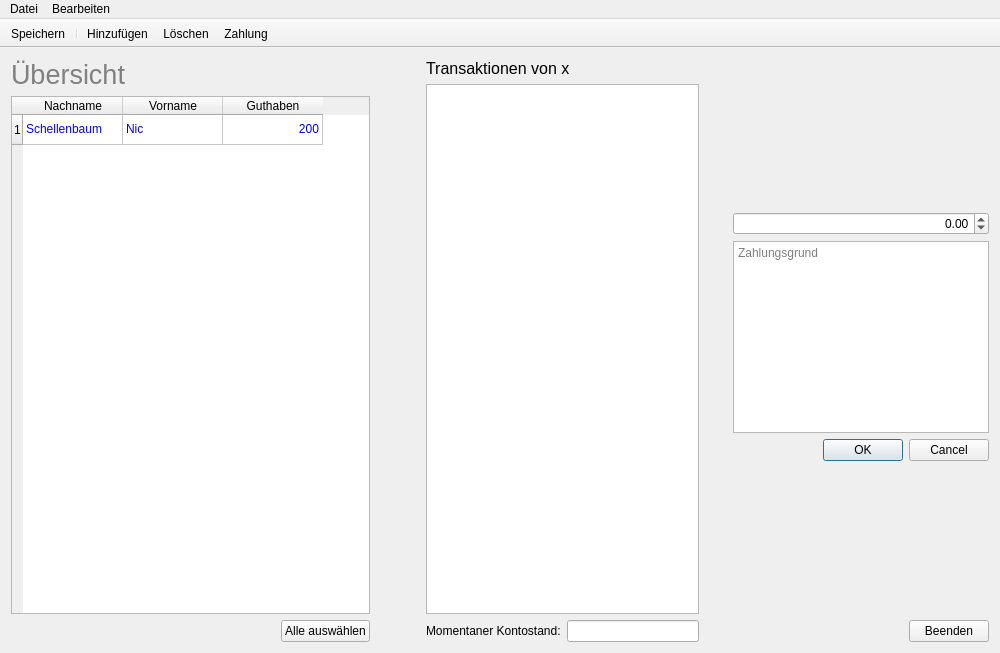
Qt form mainwindow.ui (Snickers03/KlassenkassenManager) before a commit.
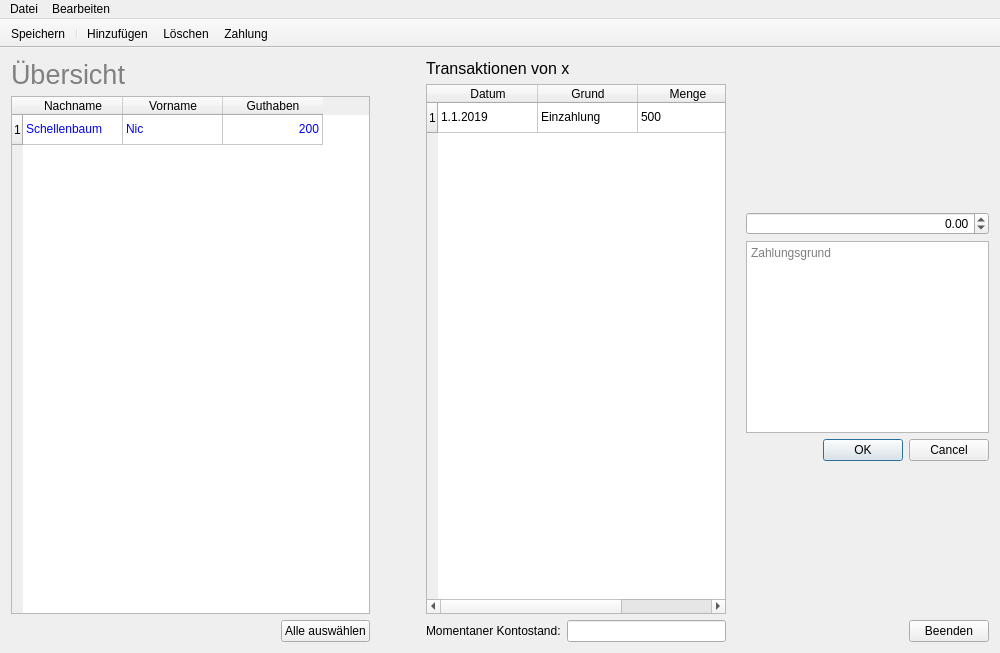
The same form after that commit. Icons and pictures are not drawn.

Commit message: transaction overview

Patch:
```diff
--- a/mainwindow.ui
+++ b/mainwindow.ui
@@ -183,13 +183,48 @@
        </widget>
       </item>
       <item>
-       <widget class="QTableView" name="transactionTableView">
+       <widget class="QTableWidget" name="payTable">
         <property name="minimumSize">
          <size>
-          <width>200</width>
+          <width>300</width>
           <height>0</height>
          </size>
         </property>
+        <row>
+         <property name="text">
+          <string>1</string>
+         </property>
+        </row>
+        <column>
+         <property name="text">
+          <string>Datum</string>
+         </property>
+        </column>
+        <column>
+         <property name="text">
+          <string>Grund</string>
+         </property>
+        </column>
+        <column>
+         <property name="text">
+          <string>Menge</string>
+         </property>
+        </column>
+        <item row="0" column="0">
+         <property name="text">
+          <string>1.1.2019</string>
+         </property>
+        </item>
+        <item row="0" column="1">
+         <property name="text">
+          <string>Einzahlung</string>
+         </property>
+        </item>
+        <item row="0" column="2">
+         <property name="text">
+          <string>500</string>
+         </property>
+        </item>
        </widget>
       </item>
       <item>
```
Left out of the diff: 6 changed lines with no effect on the pictures. The commit also changes 3 other files.
